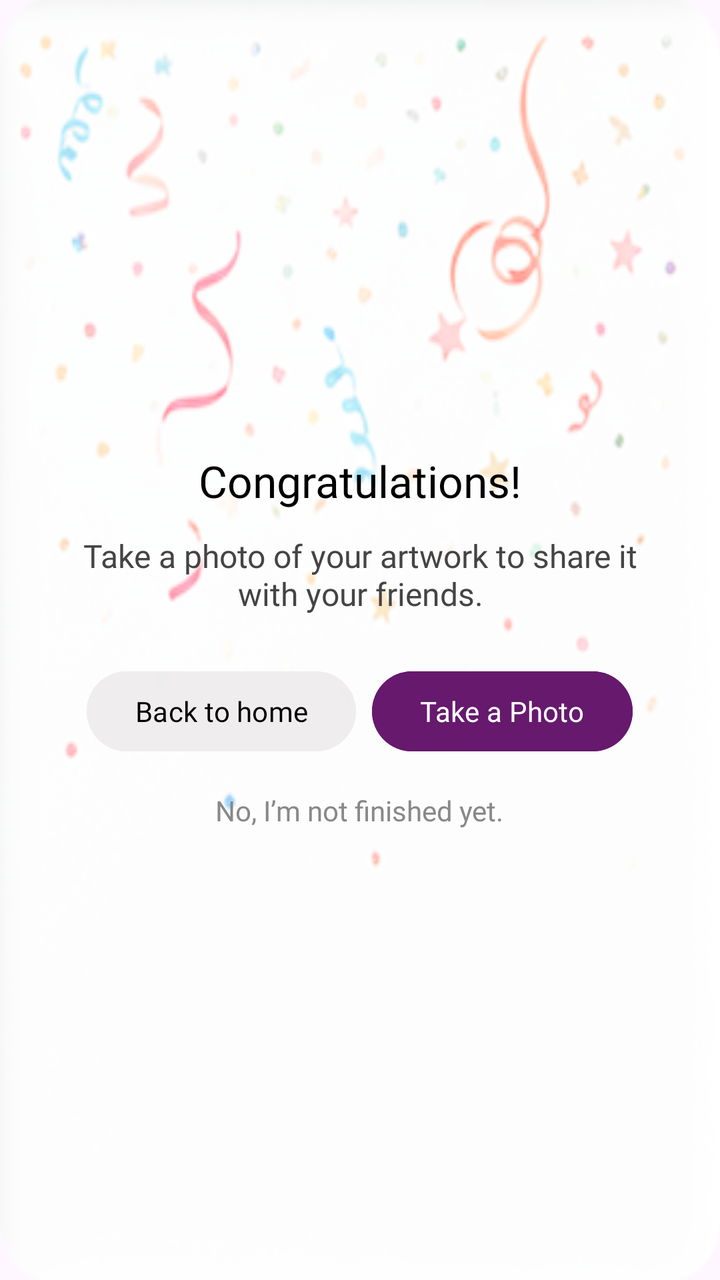
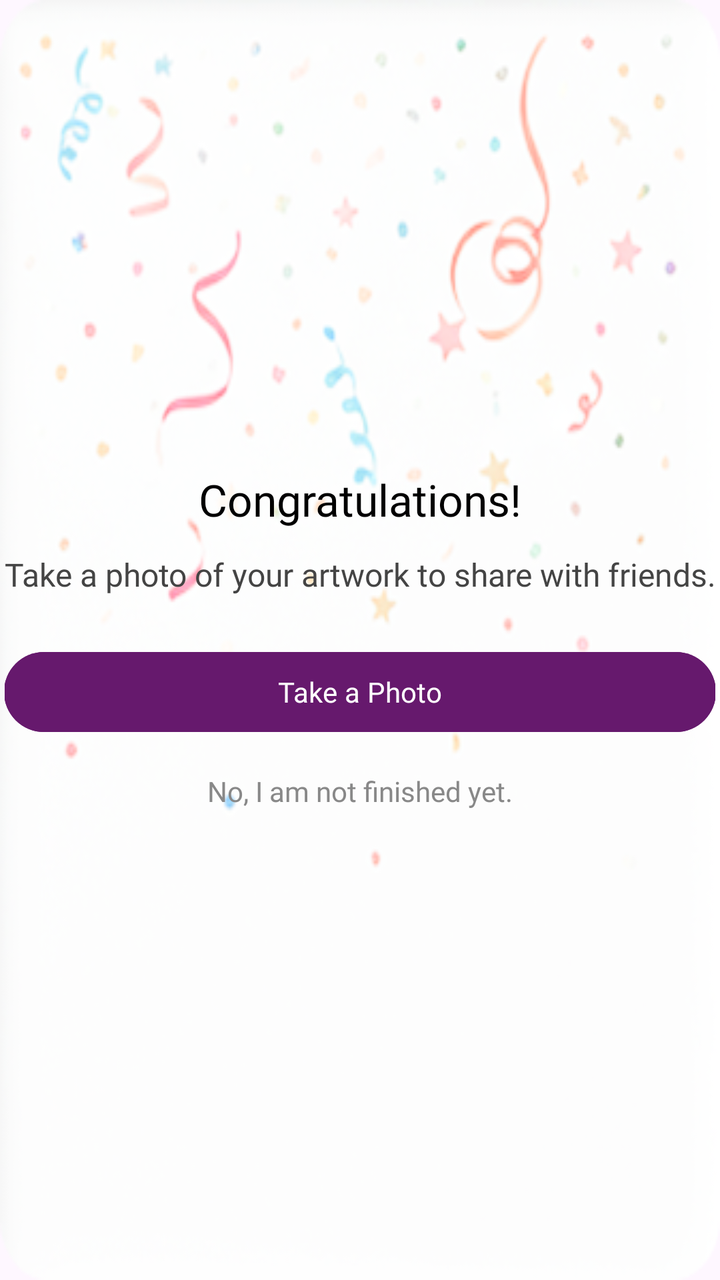

An Android layout rendered at two revisions. The XML below is the earlier revision; the diff shows what the commit changed to produce the second picture.
<!-- AndroidManifest.xml: application theme Theme.ArDrawing -->
<!-- res/layout/custom_save_dailog.xml -->
<?xml version="1.0" encoding="utf-8"?>
<androidx.constraintlayout.widget.ConstraintLayout
    xmlns:android="http://schemas.android.com/apk/res/android"
    xmlns:app="http://schemas.android.com/apk/res-auto"
    android:layout_width="match_parent"
    android:layout_height="@dimen/_300sdp"
    android:background="@drawable/custom_dailog_save_bg">

    <LinearLayout
        android:id="@+id/contentLayout"
        android:layout_width="wrap_content"
        android:layout_height="wrap_content"
        android:orientation="vertical"
        android:gravity="center_horizontal"
        app:layout_constraintTop_toTopOf="parent"
        app:layout_constraintBottom_toBottomOf="parent"
        app:layout_constraintStart_toStartOf="parent"
        app:layout_constraintEnd_toEndOf="parent">

        <TextView
            android:id="@+id/titleText"
            android:layout_width="wrap_content"
            android:layout_height="wrap_content"
            android:text="Congratulations!"
            android:textColor="#000000"
            android:textSize="22sp"
            android:fontFamily="@font/sfpro_bold"
            />

        <TextView
            android:id="@+id/subText"
            android:layout_width="wrap_content"
            android:layout_height="wrap_content"
            android:layout_marginTop="12dp"
            android:gravity="center"
            android:fontFamily="@font/sfpro_regular"

            android:text="Take a photo of your artwork to share it\nwith your friends."
            android:textColor="#444444"
            android:textSize="16sp" />

        <LinearLayout
            android:id="@+id/buttonLayout"
            android:layout_width="wrap_content"
            android:layout_height="wrap_content"
            android:layout_marginTop="24dp"
            android:orientation="horizontal">

            <Button
                android:id="@+id/backToHomeBtn"
                android:layout_width="wrap_content"
                android:layout_height="wrap_content"
                android:layout_marginEnd="8dp"
                android:backgroundTint="@color/full_light_gray"
                android:text="Back to home"
                android:fontFamily="@font/sfpro_regular"

                android:textColor="#000000" />

            <Button
                android:id="@+id/takePhotoBtn"
                android:layout_width="wrap_content"
                android:layout_height="wrap_content"
                android:backgroundTint="@color/buttonBackground"
                android:text="Take a Photo"
                android:fontFamily="@font/sfpro_bold"

                android:textColor="#FFFFFF" />
        </LinearLayout>

        <TextView
            android:id="@+id/notFinishedText"
            android:layout_width="wrap_content"
            android:layout_height="wrap_content"
            android:layout_marginTop="16dp"
            android:text="No, I’m not finished yet."
            android:textColor="#888888"
            android:fontFamily="@font/sfpro_regular"

            android:textSize="14sp" />
    </LinearLayout>

</androidx.constraintlayout.widget.ConstraintLayout>
<!-- resources referenced by this layout -->
<resources>
  <color name="buttonBackground">#66196D</color>
  <color name="full_light_gray">#D5EFEDED</color>
  <!-- drawable custom_dailog_save_bg: png bitmap (drawable, 71534 bytes) -->
  <style name="Theme.ArDrawing" parent="Base.Theme.ArDrawing" />
  <style name="Base.Theme.ArDrawing" parent="Theme.Material3.Light.NoActionBar">
          <item name="android:statusBarColor">@color/lines_color</item>
          <item name="android:windowIsTranslucent">false</item>
  
      </style>
  <color name="lines_color">#F526B0</color>
</resources>

<!-- the commit's change to res/layout/custom_save_dailog.xml (unified diff, before → after) -->
@@ -11,6 +11,7 @@
         android:layout_width="wrap_content"
         android:layout_height="wrap_content"
         android:orientation="vertical"
+        android:padding="@dimen/_10sdp"
         android:gravity="center_horizontal"
         app:layout_constraintTop_toTopOf="parent"
         app:layout_constraintBottom_toBottomOf="parent"
@@ -21,7 +22,7 @@
             android:id="@+id/titleText"
             android:layout_width="wrap_content"
             android:layout_height="wrap_content"
-            android:text="Congratulations!"
+            android:text="@string/congratulations"
             android:textColor="#000000"
             android:textSize="22sp"
             android:fontFamily="@font/sfpro_bold"
@@ -35,35 +36,25 @@
             android:gravity="center"
             android:fontFamily="@font/sfpro_regular"
 
-            android:text="Take a photo of your artwork to share it\nwith your friends."
+            android:text="@string/take_a_photo_of_your_artwork_to_share_it_nwith_your_friends"
             android:textColor="#444444"
             android:textSize="16sp" />
 
         <LinearLayout
             android:id="@+id/buttonLayout"
-            android:layout_width="wrap_content"
+            android:layout_width="match_parent"
             android:layout_height="wrap_content"
             android:layout_marginTop="24dp"
             android:orientation="horizontal">
 
-            <Button
-                android:id="@+id/backToHomeBtn"
-                android:layout_width="wrap_content"
-                android:layout_height="wrap_content"
-                android:layout_marginEnd="8dp"
-                android:backgroundTint="@color/full_light_gray"
-                android:text="Back to home"
-                android:fontFamily="@font/sfpro_regular"
-
-                android:textColor="#000000" />
 
             <Button
                 android:id="@+id/takePhotoBtn"
-                android:layout_width="wrap_content"
+                android:layout_width="match_parent"
                 android:layout_height="wrap_content"
                 android:backgroundTint="@color/buttonBackground"
-                android:text="Take a Photo"
                 android:fontFamily="@font/sfpro_bold"
+                android:text="@string/take_a_photo"
 
                 android:textColor="#FFFFFF" />
         </LinearLayout>
@@ -73,7 +64,7 @@
             android:layout_width="wrap_content"
             android:layout_height="wrap_content"
             android:layout_marginTop="16dp"
-            android:text="No, I’m not finished yet."
+            android:text="@string/no_i_am_not_finished_yet"
             android:textColor="#888888"
             android:fontFamily="@font/sfpro_regular"
 
<!-- resource entries referenced after the edit -->
@@ -1,8 +1,11 @@
 <!-- resources referenced by this layout -->
 <resources>
   <color name="buttonBackground">#66196D</color>
-  <color name="full_light_gray">#D5EFEDED</color>
   <!-- drawable custom_dailog_save_bg: png bitmap (drawable, 71534 bytes) -->
+  <string name="congratulations">Congratulations!</string>
+  <string name="no_i_am_not_finished_yet">No, I am not finished yet.</string>
+  <string name="take_a_photo">Take a Photo</string>
+  <string name="take_a_photo_of_your_artwork_to_share_it_nwith_your_friends">Take a photo of your artwork to share with friends.</string>
   <style name="Theme.ArDrawing" parent="Base.Theme.ArDrawing" />
   <style name="Base.Theme.ArDrawing" parent="Theme.Material3.Light.NoActionBar">
           <item name="android:statusBarColor">@color/lines_color</item>
